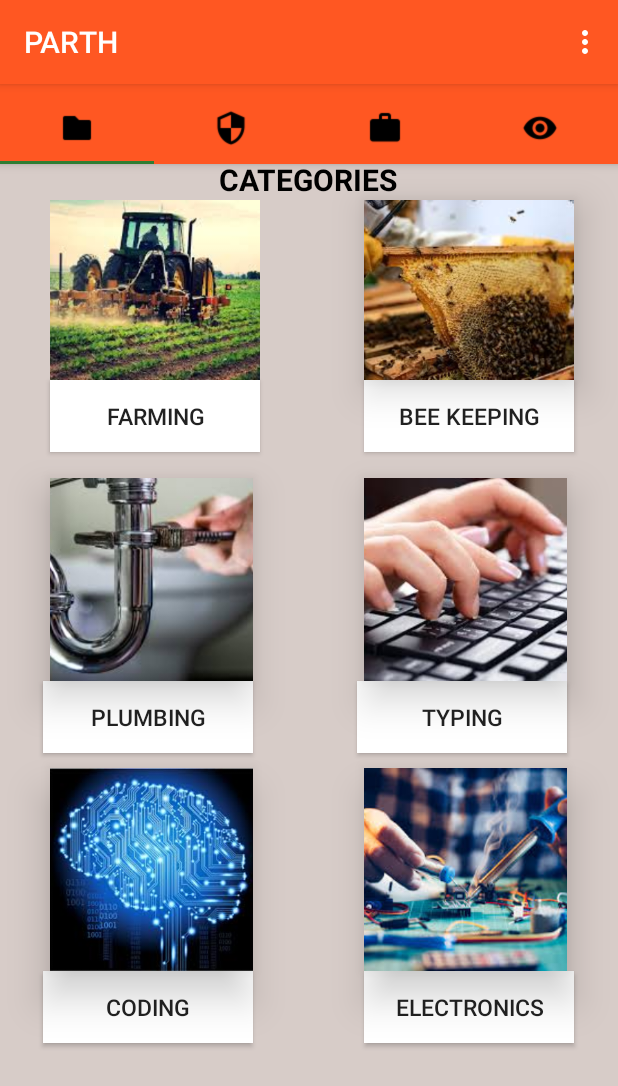
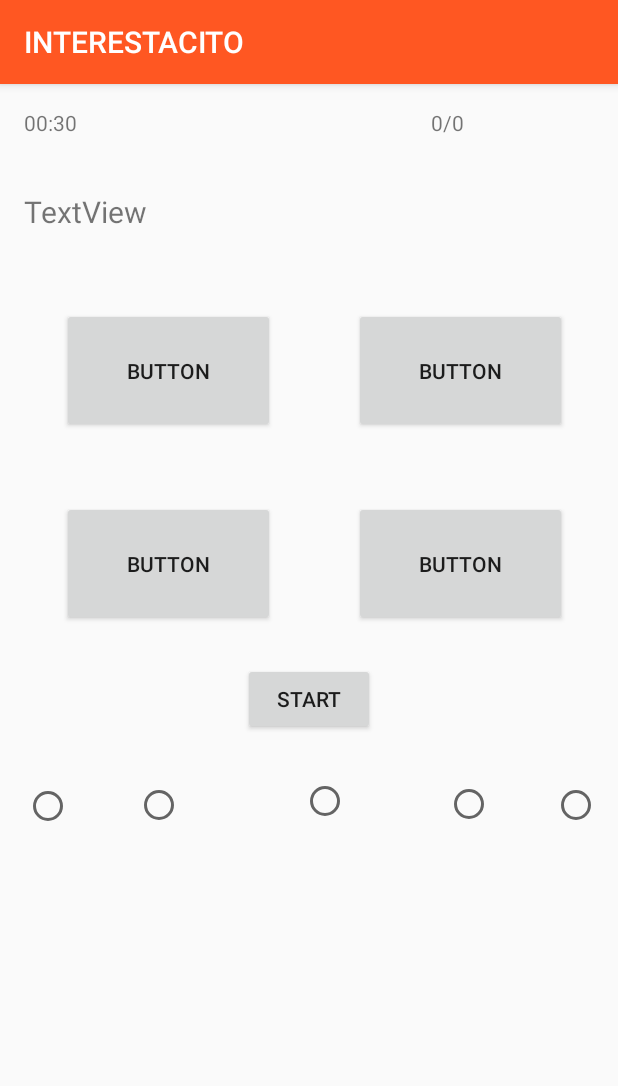
Before and after one commit to kritika-bedwal/Interetasito, an Android app: the screen it shows after launch once a user with an empty profile is signed in (MainActivity before the commit, QuizActivity after it), on a phone screen of 412 x 824 dp. Shown: the top 1086 px of the screen. Run offline under Robolectric (Android 15) with nearby library versions, the phone set to English and light mode, and no system bars; our stand-ins replace Firebase (no records; nobody signed in at launch, a user with empty details on screens opened directly); pictures from the network do not load.

Commit message:
final commit

```diff
--- a/Parth/app/src/main/AndroidManifest.xml
+++ b/Parth/app/src/main/AndroidManifest.xml
@@ -12,7 +12,7 @@
     <application
         android:allowBackup="true"
         android:icon="@drawable/applogo"
-        android:label="PARTH"
+        android:label="INTERESTACITO"
         android:roundIcon="@mipmap/ic_launcher_round"
         android:supportsRtl="false"
         android:theme="@style/AppTheme">
@@ -32,7 +32,8 @@
         <activity android:name=".JobDescription" />
         <activity android:name=".Source" />
         <activity android:name=".tutor" />
-        <activity android:name=".WebView"></activity>
+        <activity android:name=".WebView" />
+        <activity android:name=".QuizActivity"></activity>
     </application>
 
 </manifest>
--- a/Parth/app/src/main/java/com/example/akshay/parth/MainActivity.java
+++ b/Parth/app/src/main/java/com/example/akshay/parth/MainActivity.java
@@ -62,6 +62,9 @@ public class MainActivity extends AppCompatActivity {
 
         TabLayout tabLayout = (TabLayout) findViewById(R.id.tabs);
         tabLayout.setupWithViewPager(mViewPager);
+
+        Intent i2=new Intent(this,QuizActivity.class);
+        startActivity(i2);
 
 
 //You tab icons
--- /dev/null
+++ b/Parth/app/src/main/java/com/example/akshay/parth/QuizActivity.java
@@ -0,0 +1,257 @@
+package com.example.akshay.parth;
+
+import android.content.ContentValues;
+import android.content.Context;
+import android.content.Intent;
+import android.database.Cursor;
+import android.database.sqlite.SQLiteDatabase;
+import android.graphics.Color;
+import android.media.MediaPlayer;
+import android.os.CountDownTimer;
+import android.support.annotation.NonNull;
+import android.support.v7.app.AppCompatActivity;
+import android.os.Bundle;
+import android.util.Log;
+import android.view.Menu;
+import android.view.MenuInflater;
+import android.view.MenuItem;
+import android.view.View;
+import android.widget.Button;
+import android.widget.RadioButton;
+import android.widget.TextView;
+import android.widget.Toast;
+
+import com.example.akshay.parth.data.NotifyContract;
+import com.example.akshay.parth.data.NotifyDbHelper;
+import com.google.firebase.auth.FirebaseAuth;
+import com.google.firebase.auth.FirebaseUser;
+import com.google.firebase.database.ChildEventListener;
+import com.google.firebase.database.DataSnapshot;
+import com.google.firebase.database.DatabaseError;
+import com.google.firebase.database.DatabaseReference;
+import com.google.firebase.database.FirebaseDatabase;
+import com.google.firebase.storage.FirebaseStorage;
+
+import java.sql.Time;
+import java.util.ArrayList;
+import java.util.List;
+import java.util.Timer;
+
+import static com.example.akshay.parth.R.id.Option1;
+import static com.example.akshay.parth.R.id.sign_out_menu;
+
+public class QuizActivity extends AppCompatActivity {
+
+
+
+    private FirebaseDatabase mFirebaseDatabase;
+    private DatabaseReference mMessageDatabasereference;
+
+    private ChildEventListener mChildEventListener;
+    TextView TimerTextView;
+    TextView ScoreTextView;
+    TextView QuestionTextView;
+    String CurrentCorrectAnswer;
+    public Button Option1,Option2,Option4;
+    public Button Option3;
+    int i,yourScore,totalScore;
+    ArrayList<questionInfo> quesList;
+    boolean x=true;
+    questionInfo xyz;
+
+
+    int counter=0;
+
+    String[] QuestionArray;
+    String[] AnswersArray;
+    String[] OptiononeArray;
+    String[] Optiontworray;
+    String[] OptionthreeArray;
+    String[] OptionfourArray;
+
+    List<Button> buttons;
+    private static final int[] Button_ids={
+            R.id.radioButton1,
+            R.id.radioButton2,
+            R.id.radioButton3,
+            R.id.radioButton4,
+            R.id.radioButton5
+    };
+
+
+
+
+    private NotifyDbHelper mDbHelper;
+
+    public void updateTimer(int secondsleft){
+        int minutes = secondsleft/60;
+        int seconds = secondsleft-minutes*60;
+        String secondSecond=String.valueOf(seconds);
+        String minutesstring=String.valueOf(minutes);
+        if(seconds<=9)
+            secondSecond="0"+String.valueOf(seconds);
+        if(minutes==0){
+            minutesstring="00";
+
+        }
+
+        TimerTextView.setText(minutesstring+":"+secondSecond);
+
+
+    }
+
+    @Override
+    protected void onCreate(Bundle savedInstanceState) {
+        super.onCreate(savedInstanceState);
+        setContentView(R.layout.activity_quiz);
+        i = 0;
+        TimerTextView=(TextView)findViewById(R.id.TimerTextView);
+        ScoreTextView=(TextView)findViewById(R.id.ScoreTextView);
+        QuestionTextView=(TextView)findViewById(R.id.QuestionTextView);
+        Option1=(Button)findViewById(R.id.Option1);
+        Option2=(Button)findViewById(R.id.Option2);
+        Option3=(Button) findViewById(R.id.Option3);
+        Option4=(Button)findViewById(R.id.Option4);
+
+        quesList = new ArrayList<>();
+        xyz=new questionInfo();
+
+        mFirebaseDatabase = FirebaseDatabase.getInstance();
+        mMessageDatabasereference = mFirebaseDatabase.getReference().child("Akshay Kumar");
+
+        /*mChildEventListener = new ChildEventListener() {
+            @Override
+            public void onChildAdded(DataSnapshot dataSnapshot, String s) {
+
+
+                questionInfo friendlyMessage = dataSnapshot.getValue(questionInfo.class);
+                add(friendlyMessage);
+
+
+
+            }
+
+            @Override
+            public void onChildChanged(DataSnapshot dataSnapshot, String s) {
+
+            }
+
+            @Override
+            public void onChildRemoved(DataSnapshot dataSnapshot) {
+
+            }
+
+            @Override
+            public void onChildMoved(DataSnapshot dataSnapshot, String s) {
+
+            }
+
+            @Override
+            public void onCancelled(DatabaseError databaseError) {
+
+            }
+        };
+        mMessageDatabasereference.addChildEventListener(mChildEventListener);
+*/
+
+        QuestionArray = getResources().getStringArray(R.array.Questions_array);
+
+        AnswersArray = getResources().getStringArray(R.array.Answers_array);
+
+        OptiononeArray = getResources().getStringArray(R.array.Optionsone_array);
+
+        Optiontworray = getResources().getStringArray(R.array.optionstwo_array);
+
+        OptionthreeArray = getResources().getStringArray(R.array.optionthree_array);
+
+        OptionfourArray = getResources().getStringArray(R.array.optionfour_array);
+        //get firebase auth instance
+        TimerTextView.setText("00:30");
+        ScoreTextView.setText("0/0");
+
+
+
+    }
+
+    public void OptionSelected(View view) {
+        Button buttonClicked=(Button)findViewById(view.getId());
+        String userAns=(String)buttonClicked.getText();
+        Toast.makeText(getApplicationContext(),userAns,Toast.LENGTH_SHORT).show();
+        RadioButton button=(RadioButton) findViewById(Button_ids[counter]);
+        if(userAns.equals(CurrentCorrectAnswer)){
+            ++yourScore;
+            button.setChecked(true);
+
+
+        }
+        else{
+            button.setChecked(false);
+        }
+        ++counter;
+        ++totalScore;
+
+        ScoreTextView.setText(String.valueOf(yourScore)+"/"+String.valueOf(totalScore));
+        nextQuestion();
+
+
+    }
+    public void nextQuestion(){
+
+        if(i< 5) {
+           /* xyz = new questionInfo(quesList.get(i).getQuestionuser(), quesList.get(i).getChoice1user(), quesList.get(i).getChoice2user(), quesList.get(i).getChoice3user(), quesList.get(i).getChoice4user(), quesList.get(i).getAnsweruser());
+
+            Log.i("message", "sagar chutiya hai 1" + quesList.get(i).getAnsweruser());
+
+            Option1.setText(quesList.get(1).getChoice1user());
+            Option3.setText(xyz.getChoice3user());
+            Option2.setText(xyz.getChoice2user());
+            Option4.setText(xyz.getChoice4user());
+            QuestionTextView.setText(xyz.getQuestionuser());
+*/
+            Option1.setText(OptiononeArray[i]);
+            Option2.setText(Optiontworray[i]);
+            Option3.setText(OptionthreeArray[i]);
+            Option4.setText(OptionfourArray[i]);
+            QuestionTextView.setText(QuestionArray[i]);
+            CurrentCorrectAnswer=AnswersArray[i];
+
+
+            i++;
+
+        }
+
+    }
+
+    public void StartTest(View view) {
+        view.setVisibility(View.INVISIBLE);
+        nextQuestion();
+
+        new CountDownTimer(30 * 1000, 1000) {
+            @Override
+            public void onTick(long l) {
+                updateTimer((int)l/1000);
+
+            }
+
+            @Override
+            public void onFinish() {
+                MediaPlayer mPlayer = MediaPlayer.create(getApplicationContext(), R.raw.airhorn);
+                mPlayer.start();
+                TimerTextView.setText("00:00");
+                Option1.setVisibility(View.INVISIBLE);
+
+                Option2.setVisibility(View.INVISIBLE);
+                Option3.setVisibility(View.INVISIBLE);
+                Option4.setVisibility(View.INVISIBLE);
+                QuestionTextView.setText("Thank you for giving the test your score is "+String.valueOf(yourScore)+"/"+String.valueOf(totalScore));
+                String s = String.valueOf(yourScore)+"/"+String.valueOf(totalScore);
+                mMessageDatabasereference.push().setValue(s);
+
+            }
+        }.start();
+
+
+    }
+
+
+}
--- /dev/null
+++ b/Parth/app/src/main/java/com/example/akshay/parth/questionInfo.java
@@ -0,0 +1,82 @@
+package com.example.akshay.parth;
+
+/**
+ * Created by akshay on 13/9/17.
+ */
+
+public class questionInfo {
+
+    String question;
+    String choice1;
+    String choice2;
+    String choice3;
+    String choice4;
+    String answer;
+
+    public questionInfo(){
+        question = "q";
+        choice1 = "q";
+        choice2 = "q";
+        choice3 = "q";
+        choice4 = "q";
+        answer = "dsa";
+    }
+
+    public questionInfo(String question, String choice1, String choice2, String choice3, String choice4,String answer){
+        this.question = question;
+        this.answer = answer;
+        this.choice1 = choice1;
+        this.choice2 = choice2;
+        this.choice3 = choice3;
+        this.choice4  =choice4;
+    }
+
+
+    public void setAnsweruser(String answer) {
+        this.answer = answer;
+    }
+
+    public String getChoice1user() {
+        return choice1;
+    }
+
+    public String getChoice2user() {
+        return choice2;
+    }
+
+    public String getChoice3user() {
+        return choice3;
+    }
+
+    public String getChoice4user() {
+        return choice4;
+    }
+
+    public String getQuestionuser() {
+        return question;
+    }
+
+    public void setChoice1user(String choice1) {
+        this.choice1 = choice1;
+    }
+
+    public String getAnsweruser() {
+        return answer;
+    }
+
+    public void setChoice2user(String choice2) {
+        this.choice2 = choice2;
+    }
+
+    public void setChoice3user(String choice3) {
+        this.choice3 = choice3;
+    }
+
+    public void setChoice4user(String choice4) {
+        this.choice4 = choice4;
+    }
+
+    public void setQuestionuser(String question) {
+        this.question = question;
+    }
+}
--- /dev/null
+++ b/Parth/app/src/main/res/layout/activity_quiz.xml
@@ -0,0 +1,151 @@
+<?xml version="1.0" encoding="utf-8"?>
+<android.support.constraint.ConstraintLayout xmlns:android="http://schemas.android.com/apk/res/android"
+    xmlns:app="http://schemas.android.com/apk/res-auto"
+    xmlns:tools="http://schemas.android.com/tools"
+    android:layout_width="match_parent"
+    android:layout_height="match_parent"
+    tools:context="com.example.akshay.parth.QuizActivity">
+
+
+    <TextView
+        android:id="@+id/TimerTextView"
+        android:layout_width="wrap_content"
+        android:layout_height="wrap_content"
+        android:text="TextView"
+        app:layout_constraintTop_toTopOf="parent"
+        android:layout_marginTop="16dp"
+        android:layout_marginLeft="16dp"
+        app:layout_constraintLeft_toLeftOf="parent" />
+
+    <TextView
+        android:id="@+id/ScoreTextView"
+        android:layout_width="wrap_content"
+        android:layout_height="wrap_content"
+        android:text="TextView"
+        app:layout_constraintTop_toTopOf="parent"
+        android:layout_marginTop="16dp"
+        app:layout_constraintLeft_toRightOf="@+id/TimerTextView"
+        android:layout_marginLeft="236dp" />
+
+    <TextView
+        android:id="@+id/QuestionTextView"
+        android:layout_width="wrap_content"
+        android:layout_height="wrap_content"
+        android:text="TextView"
+        android:textSize="20dp"
+        android:layout_marginLeft="16dp"
+        app:layout_constraintLeft_toLeftOf="parent"
+        android:layout_marginTop="36dp"
+        app:layout_constraintTop_toBottomOf="@+id/TimerTextView" />
+
+    <Button
+        android:id="@+id/Option1"
+        android:layout_width="142dp"
+        android:layout_height="83dp"
+        android:onClick="OptionSelected"
+        android:text="Button"
+        app:layout_constraintTop_toTopOf="parent"
+        android:layout_marginTop="149dp"
+        android:layout_marginLeft="41dp"
+        app:layout_constraintLeft_toLeftOf="parent" />
+
+    <Button
+        android:id="@+id/Option2"
+        android:layout_width="142dp"
+        android:layout_height="83dp"
+        android:onClick="OptionSelected"
+        android:text="Button"
+        app:layout_constraintTop_toTopOf="parent"
+        android:layout_marginTop="149dp"
+        android:layout_marginRight="34dp"
+        app:layout_constraintRight_toRightOf="parent" />
+
+    <Button
+        android:id="@+id/Option3"
+
+        android:layout_width="142dp"
+        android:layout_height="83dp"
+        android:text="Button"
+
+        android:onClick="OptionSelected"
+        android:layout_marginTop="45dp"
+        app:layout_constraintTop_toBottomOf="@+id/Option1"
+        android:layout_marginLeft="41dp"
+        app:layout_constraintLeft_toLeftOf="parent" />
+
+    <Button
+        android:id="@+id/Option4"
+        android:layout_width="142dp"
+        android:layout_height="83dp"
+        android:text="Button"
+        android:onClick="OptionSelected"
+        android:layout_marginTop="45dp"
+        android:layout_marginRight="34dp"
+        app:layout_constraintRight_toRightOf="parent"
+        app:layout_constraintTop_toBottomOf="@+id/Option2" />
+
+    <Button
+        android:id="@+id/StartButton"
+        android:layout_width="wrap_content"
+        android:layout_height="wrap_content"
+        android:text="START"
+        android:onClick="StartTest"
+        app:layout_constraintTop_toTopOf="parent"
+        android:layout_marginTop="386dp"
+        android:layout_marginRight="8dp"
+        app:layout_constraintRight_toRightOf="parent"
+        android:layout_marginLeft="8dp"
+        app:layout_constraintLeft_toLeftOf="parent" />
+
+    <RadioButton
+        android:id="@+id/radioButton1"
+        android:layout_width="30dp"
+        android:layout_height="31dp"
+        android:text="RadioButton"
+        android:layout_marginLeft="16dp"
+        app:layout_constraintLeft_toLeftOf="parent"
+        android:layout_marginTop="104dp"
+        app:layout_constraintTop_toBottomOf="@+id/Option3" />
+
+    <RadioButton
+        android:id="@+id/radioButton2"
+        android:layout_width="31dp"
+        android:layout_height="32dp"
+        android:text="RadioButton"
+        android:layout_marginLeft="90dp"
+        app:layout_constraintLeft_toLeftOf="parent"
+        android:layout_marginTop="103dp"
+        app:layout_constraintTop_toBottomOf="@+id/Option3" />
+
+    <RadioButton
+        android:id="@+id/radioButton3"
+        android:layout_width="32dp"
+        android:layout_height="34dp"
+        android:text="RadioButton"
+        android:layout_marginTop="27dp"
+        app:layout_constraintTop_toBottomOf="@+id/StartButton"
+        app:layout_constraintRight_toLeftOf="@+id/radioButton4"
+        android:layout_marginRight="64dp" />
+
+    <RadioButton
+        android:id="@+id/radioButton4"
+        android:layout_width="31dp"
+        android:layout_height="33dp"
+        android:text="RadioButton"
+        android:layout_marginTop="102dp"
+        app:layout_constraintTop_toBottomOf="@+id/Option4"
+        app:layout_constraintRight_toLeftOf="@+id/radioButton5"
+        android:layout_marginRight="40dp" />
+
+    <RadioButton
+        android:id="@+id/radioButton5"
+        android:layout_width="28dp"
+        android:layout_height="32dp"
+        android:text="RadioButton"
+        android:layout_marginTop="103dp"
+        app:layout_constraintTop_toBottomOf="@+id/Option4"
+        android:layout_marginRight="16dp"
+        app:layout_constraintRight_toRightOf="parent" />
+
+
+</android.support.constraint.ConstraintLayout>
--- a/Parth/app/src/main/res/values/strings.xml
+++ b/Parth/app/src/main/res/values/strings.xml
@@ -37,7 +37,59 @@
         <item>Medical Emergency</item>
 
     </string-array>
+    <string-array name="Questions_array">
+        <item>Which of the following is used as a terminating statement</item>
 
+        <item>Which of the following uses the break statements</item>
+        <item>Friend function is used to call what type of functions</item>
+        <item>which of the following loop works atleast once</item>
+        <item>From where does the index of an array statr from</item>
+
+    </string-array>
+    <string-array name="Answers_array">
+        <item>;</item>
+
+        <item>loops</item>
+        <item>private</item>
+        <item>do while</item>
+        <item>0</item>
+
+    </string-array>
+    <string-array name="Optionsone_array">
+        <item>/</item>
+
+        <item>functions</item>
+        <item>private</item>
+        <item>while</item>
+        <item>0</item>
+
+    </string-array>
+    <string-array name="optionstwo_array">
+        <item>*</item>
+        <item>structures</item>
+        <item>protected</item>
+        <item>do while</item>
+        <item>1</item>
+
+    </string-array>
+    <string-array name="optionthree_array">
+
+        <item>;</item>
+        <item>loops</item>
+        <item>public</item>
+        <item>for</item>
+        <item>-1</item>
+
+    </string-array>
+    <string-array name="optionfour_array">
+
+        <item>:</item>
+        <item>ifelse</item>
+        <item>void</item>
+        <item>none</item>
+        <item>2</item>
+
+    </string-array>
 
     <string name="ok">OK</string>
     <string name="permission_camera_rationale">Access to the camera is needed for detection</string>
```
Also changed, not shown: Parth/app/src/main/java/com/example/akshay/parth/data/NotifyContract.java (added, +34 -0 lines), Parth/app/src/main/java/com/example/akshay/parth/data/NotifyDbHelper.java (added, +44 -0 lines), 2 other files.
